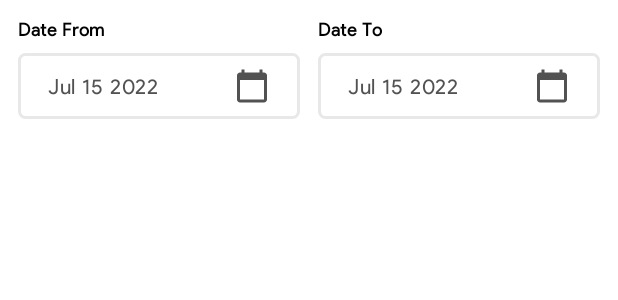
After one commit to pravinkakde003/SMART, an Android app: the layout date_range_view_layout.xml on its own in the app's theme, with its tools: preview values and no code run, on a phone screen of 412 x 824 dp. The commit adds this screen. Shown: the top 300 px of the screen. Run offline under Robolectric (Android 15) with nearby library versions, the phone set to English and light mode, and no system bars.

Commit message:
Working on custom calender range layout

```diff
--- /dev/null
+++ b/app/src/main/java/com/user/smart/utils/DateRangeView.kt
@@ -0,0 +1,7 @@
+package com.user.smart.utils
+
+class DateRangeView {
+
+
+
+}
--- /dev/null
+++ b/app/src/main/res/drawable/ic_baseline_calendar_today_24.xml
@@ -0,0 +1,5 @@
+<vector android:height="24dp" android:tint="#000000"
+    android:viewportHeight="24" android:viewportWidth="24"
+    android:width="24dp" xmlns:android="http://schemas.android.com/apk/res/android">
+    <path android:fillColor="@android:color/white" android:pathData="M20,3h-1L19,1h-2v2L7,3L7,1L5,1v2L4,3c-1.1,0 -2,0.9 -2,2v16c0,1.1 0.9,2 2,2h16c1.1,0 2,-0.9 2,-2L22,5c0,-1.1 -0.9,-2 -2,-2zM20,21L4,21L4,8h16v13z"/>
+</vector>
--- /dev/null
+++ b/app/src/main/res/drawable/square_border.xml
@@ -0,0 +1,21 @@
+<?xml version="1.0" encoding="utf-8"?>
+<shape xmlns:android="http://schemas.android.com/apk/res/android"
+    android:shape="rectangle">
+
+    // The width and color of the border
+    <stroke
+        android:width="2dp"
+        android:color="@color/gray_variant2" />
+
+    // The corner radius, reduce it to make it more square
+    <corners android:radius="4dp" />
+
+    // Add your desired padding
+    <padding
+        android:bottom="10dp"
+        android:left="20dp"
+        android:right="20dp"
+        android:top="10dp">
+
+    </padding>
+</shape>
--- /dev/null
+++ b/app/src/main/res/layout/date_range_view_layout.xml
@@ -0,0 +1,107 @@
+<?xml version="1.0" encoding="utf-8"?>
+<androidx.constraintlayout.widget.ConstraintLayout xmlns:android="http://schemas.android.com/apk/res/android"
+    xmlns:app="http://schemas.android.com/apk/res-auto"
+    android:id="@+id/dddd"
+    android:layout_width="match_parent"
+    android:layout_height="wrap_content"
+    android:padding="12dp"
+    app:layout_constraintEnd_toEndOf="parent"
+    app:layout_constraintStart_toStartOf="parent"
+    app:layout_constraintTop_toTopOf="parent">
+
+    <com.google.android.material.textview.MaterialTextView
+        android:id="@+id/textFrom"
+        style="@style/AppSmallTextStyle"
+        android:layout_width="wrap_content"
+        android:layout_height="wrap_content"
+        android:text="@string/date_from"
+        android:textColor="@color/black"
+        android:textSize="12sp"
+        android:textStyle="bold"
+        app:layout_constraintBottom_toTopOf="@id/startDateCalenderView"
+        app:layout_constraintStart_toStartOf="parent"
+        app:layout_constraintTop_toTopOf="parent" />
+
+    <androidx.constraintlayout.widget.ConstraintLayout
+        android:id="@+id/startDateCalenderView"
+        android:layout_width="0dp"
+        android:layout_height="wrap_content"
+        android:layout_marginTop="8dp"
+        android:background="@drawable/square_border"
+        android:clickable="true"
+        android:foreground="?attr/selectableItemBackground"
+        app:layout_constraintEnd_toStartOf="@+id/endDateCalenderView"
+        app:layout_constraintStart_toStartOf="parent"
+        app:layout_constraintTop_toBottomOf="@id/textFrom">
+
+        <com.google.android.material.textview.MaterialTextView
+            android:id="@+id/startDateTextView"
+            style="@style/AppSmallTextStyle"
+            android:layout_width="wrap_content"
+            android:layout_height="wrap_content"
+            android:text="Jul 15 2022"
+            android:textColor="@color/grey_variant5"
+            app:layout_constraintBottom_toBottomOf="parent"
+            app:layout_constraintStart_toStartOf="parent"
+            app:layout_constraintTop_toTopOf="parent" />
+
+        <com.google.android.material.imageview.ShapeableImageView
+            android:layout_width="24dp"
+            android:layout_height="24dp"
+            android:src="@drawable/ic_baseline_calendar_today_24"
+            android:tint="@color/grey_variant5"
+            app:layout_constraintBottom_toBottomOf="parent"
+            app:layout_constraintEnd_toEndOf="parent"
+            app:layout_constraintTop_toTopOf="parent" />
+
+    </androidx.constraintlayout.widget.ConstraintLayout>
+
+
+    <com.google.android.material.textview.MaterialTextView
+        android:id="@+id/textTo"
+        style="@style/AppSmallTextStyle"
+        android:layout_width="wrap_content"
+        android:layout_height="wrap_content"
+        android:text="@string/date_to"
+        android:textColor="@color/black"
+        android:textSize="12sp"
+        android:textStyle="bold"
+        app:layout_constraintStart_toStartOf="@id/endDateCalenderView"
+        app:layout_constraintTop_toTopOf="parent" />
+
+
+    <androidx.constraintlayout.widget.ConstraintLayout
+        android:id="@+id/endDateCalenderView"
+        android:layout_width="0dp"
+        android:layout_height="wrap_content"
+        android:layout_marginStart="12dp"
+        android:layout_marginTop="8dp"
+        android:background="@drawable/square_border"
+        android:clickable="true"
+        android:foreground="?attr/selectableItemBackground"
+        app:layout_constraintEnd_toEndOf="parent"
+        app:layout_constraintStart_toEndOf="@+id/startDateCalenderView"
+        app:layout_constraintTop_toBottomOf="@id/textFrom">
+
+        <com.google.android.material.textview.MaterialTextView
+            android:id="@+id/endDateTextView"
+            style="@style/AppSmallTextStyle"
+            android:layout_width="wrap_content"
+            android:layout_height="wrap_content"
+            android:text="Jul 15 2022"
+            android:textColor="@color/grey_variant5"
+            app:layout_constraintBottom_toBottomOf="parent"
+            app:layout_constraintStart_toStartOf="parent"
+            app:layout_constraintTop_toTopOf="parent" />
+
+        <com.google.android.material.imageview.ShapeableImageView
+            android:layout_width="24dp"
+            android:layout_height="24dp"
+            android:src="@drawable/ic_baseline_calendar_today_24"
+            android:tint="@color/grey_variant5"
+            app:layout_constraintBottom_toBottomOf="parent"
+            app:layout_constraintEnd_toEndOf="parent"
+            app:layout_constraintTop_toTopOf="parent" />
+
+    </androidx.constraintlayout.widget.ConstraintLayout>
+</androidx.constraintlayout.widget.ConstraintLayout>
--- a/app/src/main/res/layout/fragment_day_sales_recon.xml
+++ b/app/src/main/res/layout/fragment_day_sales_recon.xml
@@ -7,19 +7,6 @@
 
     <include
         android:id="@+id/toolbar"
-        layout="@layout/toolbar_layout"
-        app:layout_constraintEnd_toEndOf="parent"
-        app:layout_constraintStart_toStartOf="parent"
-        app:layout_constraintTop_toTopOf="parent" />
+        layout="@layout/toolbar_layout" />
 
-    <TextView
-        android:id="@+id/textView"
-        style="@style/OnBoardingDescriptionTextStyle"
-        android:layout_width="wrap_content"
-        android:layout_height="wrap_content"
-        android:text="@string/day_sales"
-        app:layout_constraintBottom_toBottomOf="parent"
-        app:layout_constraintEnd_toEndOf="parent"
-        app:layout_constraintStart_toStartOf="parent"
-        app:layout_constraintTop_toTopOf="parent" />
 </androidx.constraintlayout.widget.ConstraintLayout>
--- a/app/src/main/res/values/colors.xml
+++ b/app/src/main/res/values/colors.xml
@@ -12,6 +12,8 @@
     <color name="gray_variant">#4E4E4E</color>
     <color name="gray_variant2">#E8E8E9</color>
     <color name="grey_variant3">#999999</color>
+    <color name="grey_variant4">#9B9B9B</color>
+    <color name="grey_variant5">#525252</color>
     <color name="app_background_blue">#F8F9FE</color>
     <color name="red">#EA4335</color>
 </resources>
--- a/app/src/main/res/values/strings.xml
+++ b/app/src/main/res/values/strings.xml
@@ -70,4 +70,8 @@
     <string name="check_in_out">Check In/Out</string>
     <string name="send_to_pos">Send to POS</string>
 
+    <string name="date_from">Date From</string>
+    <string name="date_to">Date To</string>
+
+
 </resources>
```
